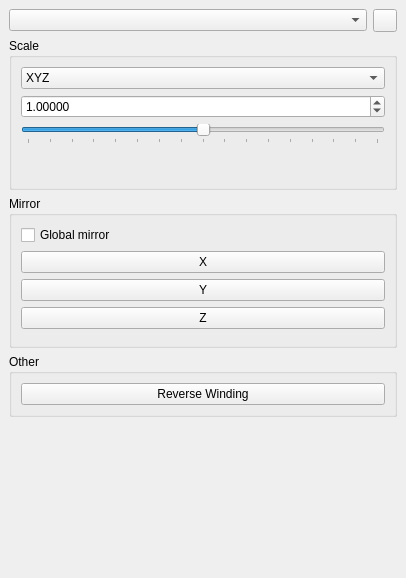
This is src/ui/TransformDock.ui in Warzone2100/WMIT as Qt 5 draws it before an edit. The edited form follows.
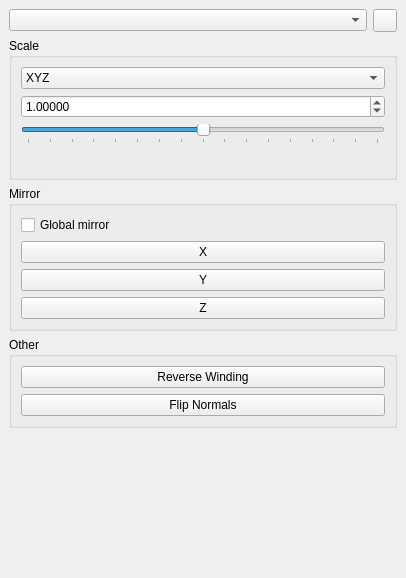
This is the edited form.

Commit message: Allow flipping normals in through tranformation UI.

```diff
--- a/src/ui/TransformDock.ui
+++ b/src/ui/TransformDock.ui
@@ -13,7 +13,7 @@
   <property name="minimumSize">
    <size>
     <width>208</width>
-    <height>486</height>
+    <height>513</height>
    </size>
   </property>
   <property name="features">
@@ -224,6 +224,13 @@
          </property>
         </widget>
        </item>
+       <item>
+        <widget class="QPushButton" name="flipNormalsButton">
+         <property name="text">
+          <string>Flip Normals</string>
+         </property>
+        </widget>
+       </item>
       </layout>
      </widget>
     </item>
```
The commit also changes 5 other files.
